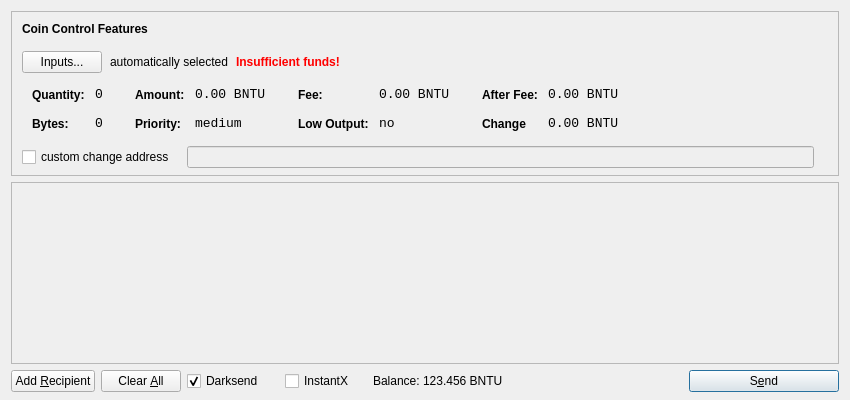
Old version of the form src/qt/forms/sendcoinsdialog.ui in the repository btcreversal/safemasternode.
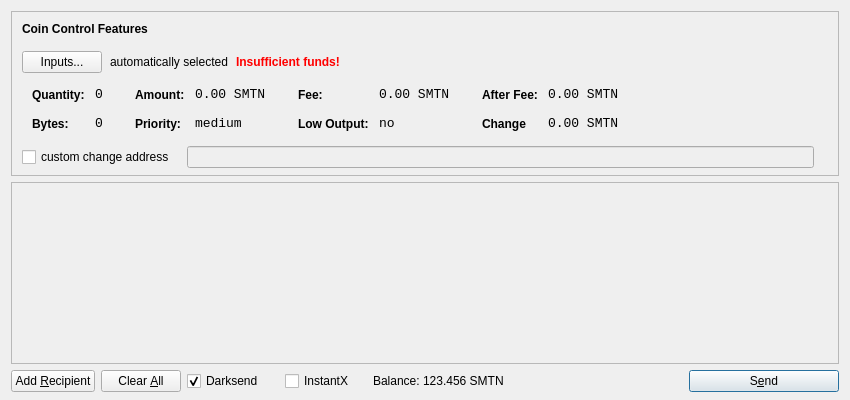
New version of the form. Icons and pictures are not drawn.

```diff
--- a/src/qt/forms/sendcoinsdialog.ui
+++ b/src/qt/forms/sendcoinsdialog.ui
@@ -321,7 +321,7 @@
                   <enum>Qt::ActionsContextMenu</enum>
                  </property>
                  <property name="text">
-                  <string>0.00 BNTU</string>
+                  <string>0.00 SMTN</string>
                  </property>
                  <property name="textInteractionFlags">
                   <set>Qt::LinksAccessibleByMouse|Qt::TextSelectableByKeyboard|Qt::TextSelectableByMouse</set>
@@ -407,7 +407,7 @@
                   <enum>Qt::ActionsContextMenu</enum>
                  </property>
                  <property name="text">
-                  <string>0.00 BNTU</string>
+                  <string>0.00 SMTN</string>
                  </property>
                  <property name="textInteractionFlags">
                   <set>Qt::LinksAccessibleByMouse|Qt::TextSelectableByKeyboard|Qt::TextSelectableByMouse</set>
@@ -493,7 +493,7 @@
                   <enum>Qt::ActionsContextMenu</enum>
                  </property>
                  <property name="text">
-                  <string>0.00 BNTU</string>
+                  <string>0.00 SMTN</string>
                  </property>
                  <property name="textInteractionFlags">
                   <set>Qt::LinksAccessibleByMouse|Qt::TextSelectableByKeyboard|Qt::TextSelectableByMouse</set>
@@ -525,7 +525,7 @@
                   <enum>Qt::ActionsContextMenu</enum>
                  </property>
                  <property name="text">
-                  <string>0.00 BNTU</string>
+                  <string>0.00 SMTN</string>
                  </property>
                  <property name="textInteractionFlags">
                   <set>Qt::LinksAccessibleByMouse|Qt::TextSelectableByKeyboard|Qt::TextSelectableByMouse</set>
@@ -756,7 +756,7 @@
           <cursorShape>IBeamCursor</cursorShape>
          </property>
          <property name="text">
-          <string>123.456 BNTU</string>
+          <string>123.456 SMTN</string>
          </property>
          <property name="textInteractionFlags">
           <set>Qt::LinksAccessibleByMouse|Qt::TextSelectableByKeyboard|Qt::TextSelectableByMouse</set>
```
Left out of the diff: 4 changed lines with no effect on the pictures.
